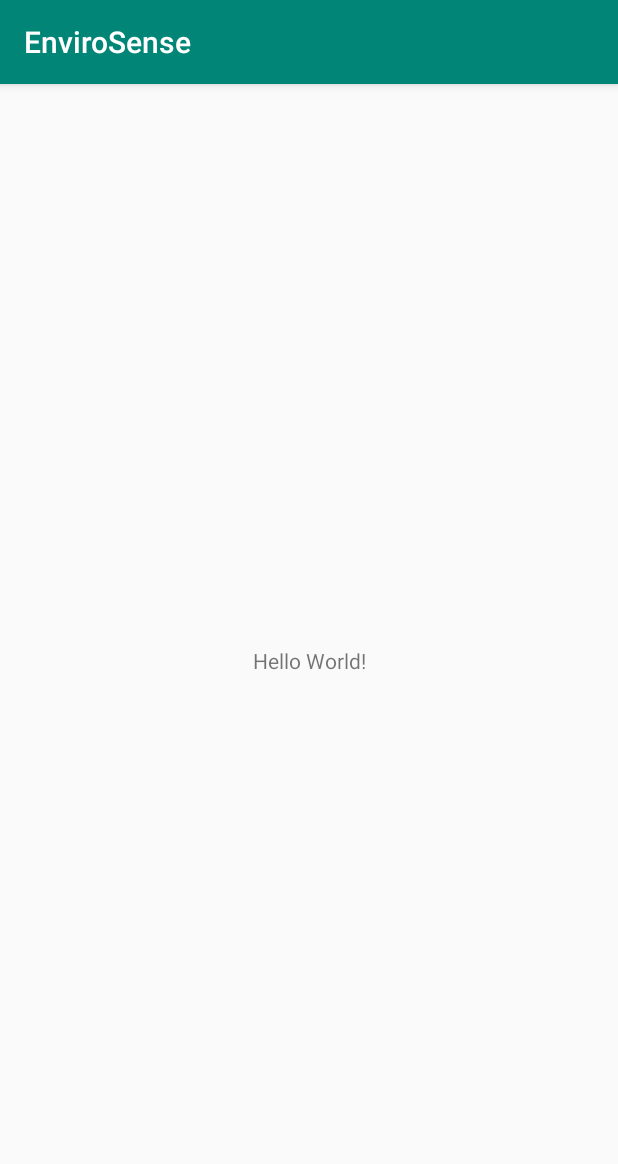
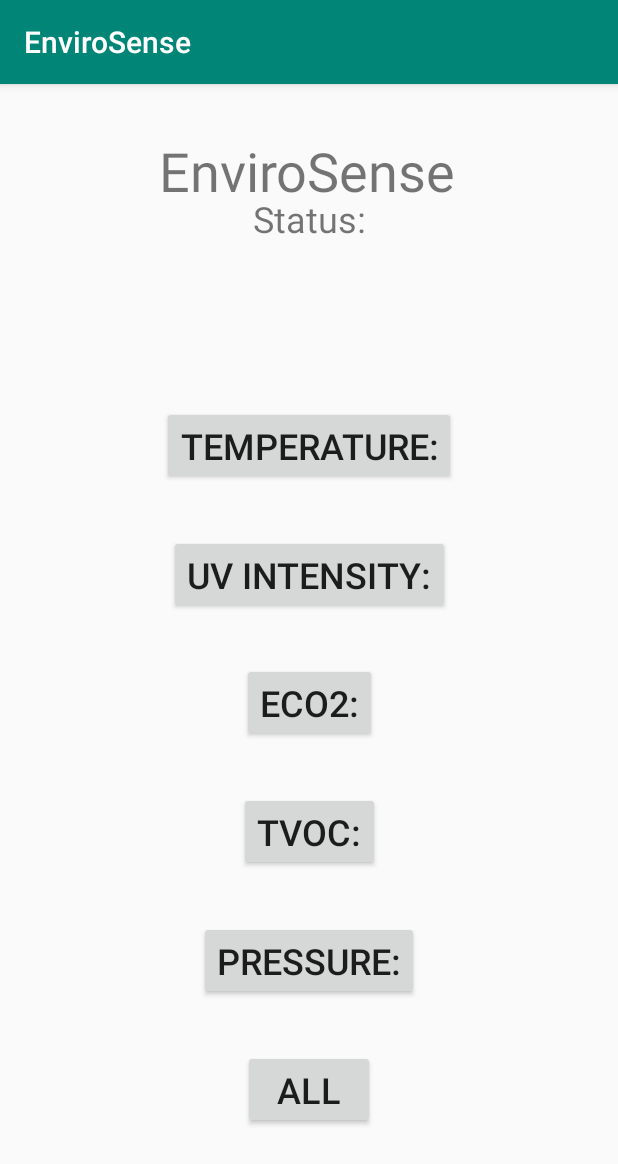
Before and after one commit to MasterOfNone69/EnviroSense, an Android app: the screen it shows after launch (MainActivity), on a phone screen of 412 x 824 dp. Shown: the top 1164 px of the screen. Run offline under Robolectric (Android 15) with nearby library versions, the phone set to English and light mode, and no system bars.

Commit message:
new graph layout
Added a new layout for a graph for the Temperature button. Put in example data   entries to it for practice.

```diff
--- a/app/src/main/AndroidManifest.xml
+++ b/app/src/main/AndroidManifest.xml
@@ -1,6 +1,6 @@
 <?xml version="1.0" encoding="utf-8"?>
 <manifest xmlns:android="http://schemas.android.com/apk/res/android"
-    package="com.jtjc.EnviroSense">
+    package="com.jtjc.envirosense">
 
     <application
         android:allowBackup="true"
@@ -16,6 +16,7 @@
                 <category android:name="android.intent.category.LAUNCHER" />
             </intent-filter>
         </activity>
+        <activity android:name=".TempGraph"></activity>
     </application>
 
 </manifest>
--- a/app/src/main/java/com/jtjc/EnviroSense/MainActivity.java
+++ b/app/src/main/java/com/jtjc/EnviroSense/MainActivity.java
@@ -1,14 +1,20 @@
-package com.jtjc.EnviroSense;
+package com.jtjc.envirosense;
 
 import androidx.appcompat.app.AppCompatActivity;
 
+import android.content.Intent;
 import android.os.Bundle;
+import android.view.View;
 
 public class MainActivity extends AppCompatActivity {
 
     @Override
     protected void onCreate(Bundle savedInstanceState) {
         super.onCreate(savedInstanceState);
-        setContentView(R.layout.activity_main);
+        setContentView(R.layout.activity_main);}
+
+    public void startGraph(View view) {
+        android.content.Intent graph1 = new Intent(this, TempGraph.class);
+        startActivity(graph1);
     }
-}
+    }
--- a/app/src/main/res/layout/activity_main.xml
+++ b/app/src/main/res/layout/activity_main.xml
@@ -7,12 +7,101 @@
     tools:context=".MainActivity">
 
     <TextView
+        android:id="@+id/textView"
         android:layout_width="wrap_content"
         android:layout_height="wrap_content"
-        android:text="Hello World!"
+        android:text="@string/S"
+        android:textSize="24sp"
         app:layout_constraintBottom_toBottomOf="parent"
         app:layout_constraintLeft_toLeftOf="parent"
         app:layout_constraintRight_toRightOf="parent"
-        app:layout_constraintTop_toTopOf="parent" />
+        app:layout_constraintTop_toTopOf="parent"
+        app:layout_constraintVertical_bias=".10" />
+
+    <TextView
+        android:id="@+id/TextView"
+        android:layout_width="200dp"
+        android:layout_height="100dp"
+        android:ems="10"
+        android:text="@string/E"
+        android:textSize="36sp"
+        app:layout_constraintBottom_toBottomOf="parent"
+        app:layout_constraintEnd_toEndOf="parent"
+        app:layout_constraintStart_toStartOf="parent"
+        app:layout_constraintTop_toTopOf="parent"
+        app:layout_constraintVertical_bias=".05" />
+
+    <Button
+        android:id="@+id/button9"
+        android:layout_width="wrap_content"
+        android:layout_height="wrap_content"
+        android:text="@string/T"
+        android:textSize="24sp"
+        android:onClick="startGraph"
+        app:layout_constraintBottom_toBottomOf="parent"
+        app:layout_constraintEnd_toEndOf="parent"
+        app:layout_constraintStart_toStartOf="parent"
+        app:layout_constraintTop_toTopOf="parent"
+        app:layout_constraintVertical_bias=".3" />
+
+    <Button
+        android:id="@+id/button10"
+        android:layout_width="wrap_content"
+        android:layout_height="wrap_content"
+        android:text="@string/U"
+        android:textSize="24sp"
+        app:layout_constraintBottom_toBottomOf="parent"
+        app:layout_constraintEnd_toEndOf="parent"
+        app:layout_constraintStart_toStartOf="parent"
+        app:layout_constraintTop_toTopOf="parent"
+        app:layout_constraintVertical_bias=".42" />
+
+    <Button
+        android:id="@+id/button11"
+        android:layout_width="wrap_content"
+        android:layout_height="wrap_content"
+        android:text="@string/EC"
+        android:textSize="24sp"
+        app:layout_constraintBottom_toBottomOf="parent"
+        app:layout_constraintEnd_toEndOf="parent"
+        app:layout_constraintStart_toStartOf="parent"
+        app:layout_constraintTop_toTopOf="parent"
+        app:layout_constraintVertical_bias=".54" />
+
+    <Button
+        android:id="@+id/button12"
+        android:layout_width="wrap_content"
+        android:layout_height="wrap_content"
+        android:text="@string/TV"
+        android:textSize="24sp"
+        app:layout_constraintBottom_toBottomOf="parent"
+        app:layout_constraintEnd_toEndOf="parent"
+        app:layout_constraintStart_toStartOf="parent"
+        app:layout_constraintTop_toTopOf="parent"
+        app:layout_constraintVertical_bias=".66" />
+
+    <Button
+        android:id="@+id/button13"
+        android:layout_width="wrap_content"
+        android:layout_height="wrap_content"
+        android:text="@string/P"
+        android:textSize="24sp"
+        app:layout_constraintBottom_toBottomOf="parent"
+        app:layout_constraintEnd_toEndOf="parent"
+        app:layout_constraintStart_toStartOf="parent"
+        app:layout_constraintTop_toTopOf="parent"
+        app:layout_constraintVertical_bias=".78" />
+
+    <Button
+        android:id="@+id/button14"
+        android:layout_width="wrap_content"
+        android:layout_height="wrap_content"
+        android:text="@string/AL"
+        android:textSize="24sp"
+        app:layout_constraintBottom_toBottomOf="parent"
+        app:layout_constraintEnd_toEndOf="parent"
+        app:layout_constraintStart_toStartOf="parent"
+        app:layout_constraintTop_toTopOf="parent"
+        app:layout_constraintVertical_bias=".9" />
 
 </androidx.constraintlayout.widget.ConstraintLayout>
--- a/app/src/main/res/values/strings.xml
+++ b/app/src/main/res/values/strings.xml
@@ -1,3 +1,11 @@
 <resources>
     <string name="app_name">EnviroSense</string>
+    <string name="P">Pressure:</string>
+    <string name="U">UV Intensity:</string>
+    <string name="T">Temperature:</string>
+    <string name="TV">TVoc:</string>
+    <string name="EC">ECO2:</string>
+    <string name="AL">ALL</string>
+    <string name="E">EnviroSense</string>
+    <string name="S">Status:</string>
 </resources>
--- a/app/src/main/res/values/styles.xml
+++ b/app/src/main/res/values/styles.xml
@@ -8,4 +8,10 @@
         <item name="colorAccent">@color/colorAccent</item>
     </style>
 
+        <!-- The launcher theme. It sets the main window background to the launch_screen drawable -->
+    <style name="AppTheme.Launcher" >
+        <item name="android:windowBackground">@drawable/launch_screen</item>
+        <item name="colorPrimaryDark">@android:color/white</item>
+    </style>
+
 </resources>
--- a/build.gradle
+++ b/build.gradle
@@ -8,7 +8,6 @@ buildscript {
     }
     dependencies {
         classpath 'com.android.tools.build:gradle:3.5.1'
-
         // NOTE: Do not place your application dependencies here; they belong
         // in the individual module build.gradle files
     }
```
Also changed, not shown: app/build.gradle (+10 -7 lines), app/src/main/java/com/jtjc/EnviroSense/TempGraph.java (added, +27 -0 lines), app/src/main/res/drawable/launch_screen.xml (added, +16 -0 lines), app/src/main/res/layout/graph_temp.xml (added, +9 -0 lines), app/src/main/res/drawable/background.PNG (added), gradle/wrapper/gradle-wrapper.properties, 3 other files.
